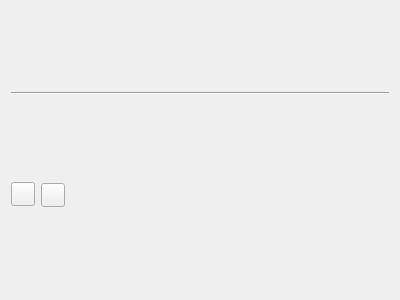
First picture: the form in src/pgta_composer/forms/PGTATrackView.ui, repository PGTA/PGTAComposer, before the edit.
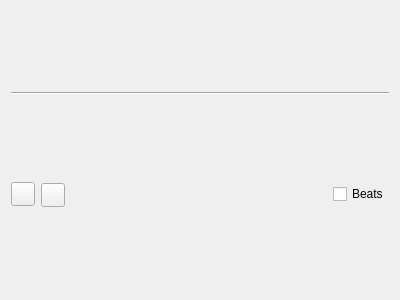
Second picture: the form after the edit. Icons and pictures are not drawn.

The edit to the form file:
```diff
--- a/src/pgta_composer/forms/PGTATrackView.ui
+++ b/src/pgta_composer/forms/PGTATrackView.ui
@@ -112,6 +112,13 @@
        </property>
       </spacer>
      </item>
+     <item>
+      <widget class="QCheckBox" name="BeatsCheckBox">
+       <property name="text">
+        <string>Beats</string>
+       </property>
+      </widget>
+     </item>
     </layout>
    </item>
   </layout>
```
